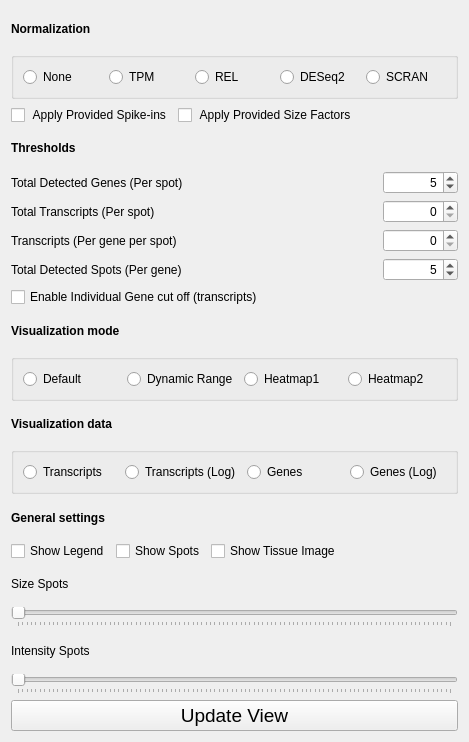
The window that src/viewPages/SettingsWidget.ui (jfnavarro/st_viewer) describes before a commit, drawn with Qt 5.
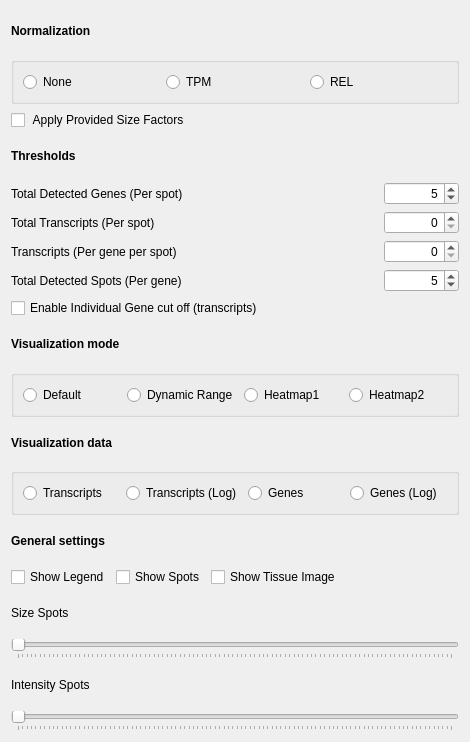
The same window after the commit.

Commit message: Bumped R version, added edgeR to DEA methods, enforced Scran normalzation in DEA, remove update button from visual settings, bug fixes, general improvements

Patch:
```diff
--- a/src/viewPages/SettingsWidget.ui
+++ b/src/viewPages/SettingsWidget.ui
@@ -6,7 +6,7 @@
    <rect>
     <x>0</x>
     <y>0</y>
-    <width>469</width>
+    <width>470</width>
     <height>742</height>
    </rect>
   </property>
@@ -96,53 +96,11 @@
         </property>
        </widget>
       </item>
-      <item>
-       <widget class="QRadioButton" name="normalization_deseq">
-        <property name="toolTip">
-         <string>DESeq2 size factors (geometric means)</string>
-        </property>
-        <property name="statusTip">
-         <string>DESeq2 size factors (geometric means)</string>
-        </property>
-        <property name="text">
-         <string>DESeq2</string>
-        </property>
-       </widget>
-      </item>
-      <item>
-       <widget class="QRadioButton" name="normalization_scran">
-        <property name="toolTip">
-         <string>SCRAN Sum-factors</string>
-        </property>
-        <property name="statusTip">
-         <string>SCRAN Sum-factors</string>
-        </property>
-        <property name="text">
-         <string>SCRAN</string>
-        </property>
-       </widget>
-      </item>
      </layout>
     </widget>
    </item>
    <item>
     <layout class="QHBoxLayout" name="horizontalLayout_9">
-     <item>
-      <widget class="QCheckBox" name="spikeIn">
-       <property name="cursor">
-        <cursorShape>PointingHandCursor</cursorShape>
-       </property>
-       <property name="toolTip">
-        <string>Apply spke-ins to counts matrix if the dataset has valid spike-ins</string>
-       </property>
-       <property name="statusTip">
-        <string>Apply spke-ins to counts matrix if the dataset has valid spike-ins</string>
-       </property>
-       <property name="text">
-        <string> Apply Provided Spike-ins</string>
-       </property>
-      </widget>
-     </item>
      <item>
       <widget class="QCheckBox" name="sizeFactors">
        <property name="toolTip">
@@ -659,34 +617,6 @@
      </property>
     </widget>
    </item>
-   <item>
-    <layout class="QHBoxLayout" name="horizontalLayout_10">
-     <item>
-      <widget class="QPushButton" name="update">
-       <property name="font">
-        <font>
-         <family>Helvetica</family>
-         <pointsize>14</pointsize>
-         <weight>50</weight>
-         <bold>false</bold>
-        </font>
-       </property>
-       <property name="cursor">
-        <cursorShape>PointingHandCursor</cursorShape>
-       </property>
-       <property name="toolTip">
-        <string>Updates the visual data</string>
-       </property>
-       <property name="statusTip">
-        <string>Updates the visual data</string>
-       </property>
-       <property name="text">
-        <string>Update View</string>
-       </property>
-      </widget>
-     </item>
-    </layout>
-   </item>
   </layout>
  </widget>
  <resources/>
```
The commit also changes 16 other files.
